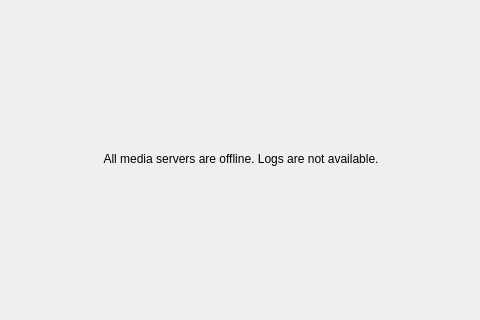
Before: the Qt Designer form client/src/ui/dialogs/event_log_dialog.ui in networkoptix/nx_open, drawn with Qt 5; both pictures show x 344 to 824 and y 204 to 524 of the 1170 by 719 pixel window.
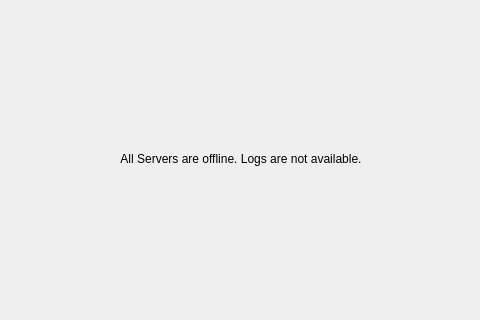
After: the same form once the commit is applied. The open tabs and pages were chosen to show the change. Custom widgets are drawn as their Qt base class.

Commit message:
(Issue #3665) :  Need to replace "Media Server" and "Enterprise Controller" by "Server"
<==== Mercurial data ====>
Branch: client_connect_refactor

Patch:
```diff
--- a/client/src/ui/dialogs/event_log_dialog.ui
+++ b/client/src/ui/dialogs/event_log_dialog.ui
@@ -265,7 +265,7 @@
        <item>
         <widget class="QLabel" name="warningLabel">
          <property name="text">
-          <string>All media servers are offline. Logs are not available.</string>
+          <string>All Servers are offline. Logs are not available.</string>
          </property>
          <property name="alignment">
           <set>Qt::AlignCenter</set>
```
The commit also changes 63 other files.
